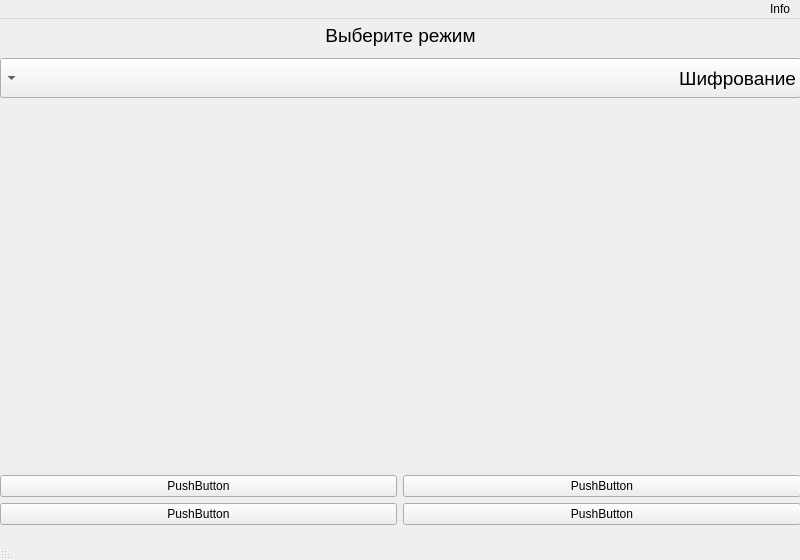
Before: the Qt Designer form sem_2/3 lab/interface.ui in jur4ikoff/bmstu-python, drawn with Qt 5.
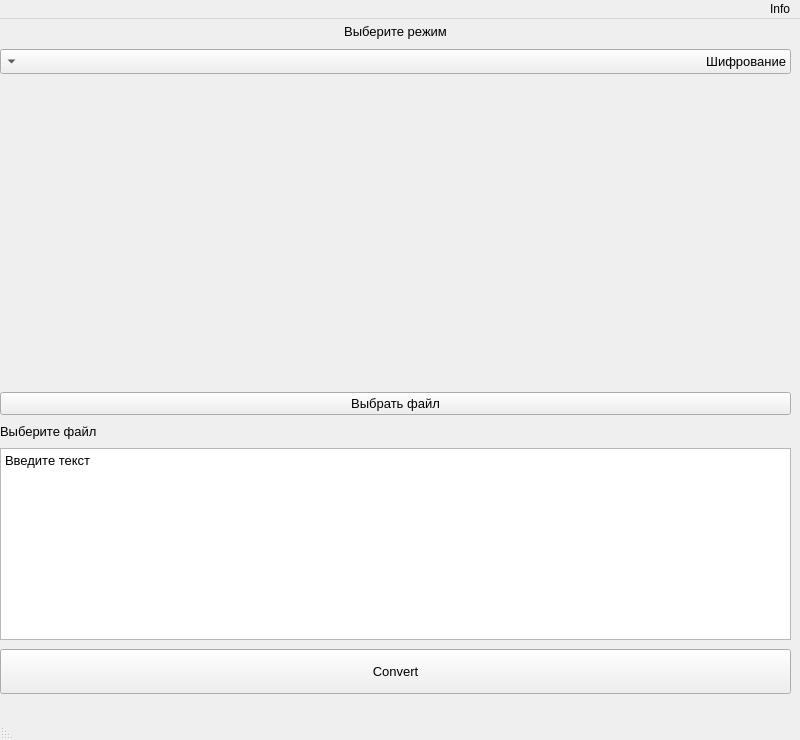
After: the same form once the commit is applied.

Patch:
```diff
--- a/sem_2/3 lab/interface.ui
+++ b/sem_2/3 lab/interface.ui
@@ -7,7 +7,7 @@
     <x>0</x>
     <y>0</y>
     <width>800</width>
-    <height>560</height>
+    <height>740</height>
    </rect>
   </property>
   <property name="windowTitle">
@@ -22,8 +22,8 @@
      <rect>
       <x>0</x>
       <y>0</y>
-      <width>801</width>
-      <height>513</height>
+      <width>791</width>
+      <height>681</height>
      </rect>
     </property>
     <layout class="QVBoxLayout" name="verticalLayout">
@@ -38,12 +38,12 @@
        <property name="minimumSize">
         <size>
          <width>0</width>
-         <height>20</height>
+         <height>18</height>
         </size>
        </property>
        <property name="font">
         <font>
-         <pointsize>14</pointsize>
+         <pointsize>10</pointsize>
         </font>
        </property>
        <property name="text">
@@ -65,12 +65,12 @@
        <property name="minimumSize">
         <size>
          <width>0</width>
-         <height>40</height>
+         <height>25</height>
         </size>
        </property>
        <property name="font">
         <font>
-         <pointsize>14</pointsize>
+         <pointsize>10</pointsize>
         </font>
        </property>
        <item>
@@ -86,35 +86,6 @@
       </widget>
      </item>
      <item>
-      <layout class="QHBoxLayout" name="horizontalLayout">
-       <item>
-        <layout class="QVBoxLayout" name="verticalLayout_3">
-         <item>
-          <widget class="QLabel" name="showImage2">
-           <property name="text">
-            <string/>
-           </property>
-          </widget>
-         </item>
-         <item>
-          <widget class="QPushButton" name="pushButton_2">
-           <property name="text">
-            <string>PushButton</string>
-           </property>
-          </widget>
-         </item>
-         <item>
-          <widget class="QPushButton" name="pushButton_4">
-           <property name="text">
-            <string>PushButton</string>
-           </property>
-          </widget>
-         </item>
-        </layout>
-       </item>
-       <item>
-        <layout class="QVBoxLayout" name="verticalLayout_2">
-         <item>
           <widget class="QLabel" name="showImage">
            <property name="sizePolicy">
             <sizepolicy hsizetype="Preferred" vsizetype="Fixed">
@@ -125,7 +96,7 @@
            <property name="minimumSize">
             <size>
              <width>0</width>
-             <height>360</height>
+         <height>300</height>
             </size>
            </property>
            <property name="text">
@@ -134,22 +105,76 @@
           </widget>
          </item>
          <item>
-          <widget class="QPushButton" name="pushButton">
+      <widget class="QPushButton" name="chooseFile">
+       <property name="font">
+        <font>
+         <pointsize>10</pointsize>
+        </font>
+       </property>
            <property name="text">
-            <string>PushButton</string>
+        <string>Выбрать файл</string>
            </property>
           </widget>
          </item>
          <item>
-          <widget class="QPushButton" name="pushButton_3">
+      <widget class="QLabel" name="fileStatus">
+       <property name="sizePolicy">
+        <sizepolicy hsizetype="Preferred" vsizetype="Fixed">
+         <horstretch>0</horstretch>
+         <verstretch>0</verstretch>
+        </sizepolicy>
+       </property>
+       <property name="font">
+        <font>
+         <pointsize>10</pointsize>
+        </font>
+       </property>
            <property name="text">
-            <string>PushButton</string>
+        <string>Выберите файл</string>
            </property>
           </widget>
          </item>
-        </layout>
-       </item>
-      </layout>
+     <item>
+      <widget class="QPlainTextEdit" name="textToCrypt">
+       <property name="sizePolicy">
+        <sizepolicy hsizetype="Expanding" vsizetype="Fixed">
+         <horstretch>0</horstretch>
+         <verstretch>0</verstretch>
+        </sizepolicy>
+       </property>
+       <property name="minimumSize">
+        <size>
+         <width>0</width>
+         <height>90</height>
+        </size>
+       </property>
+       <property name="font">
+        <font>
+         <pointsize>10</pointsize>
+        </font>
+       </property>
+       <property name="plainText">
+        <string>Введите текст</string>
+       </property>
+      </widget>
+     </item>
+     <item>
+      <widget class="QPushButton" name="convertButton">
+       <property name="minimumSize">
+        <size>
+         <width>0</width>
+         <height>45</height>
+        </size>
+       </property>
+       <property name="font">
+        <font>
+         <pointsize>10</pointsize>
+        </font>
+       </property>
+       <property name="text">
+        <string>Convert</string>
+       </property>
+      </widget>
      </item>
     </layout>
    </widget>
```
Left out of the diff: 4 changed lines with no effect on the pictures. Lines whose indentation alone changed are shown as unchanged.
